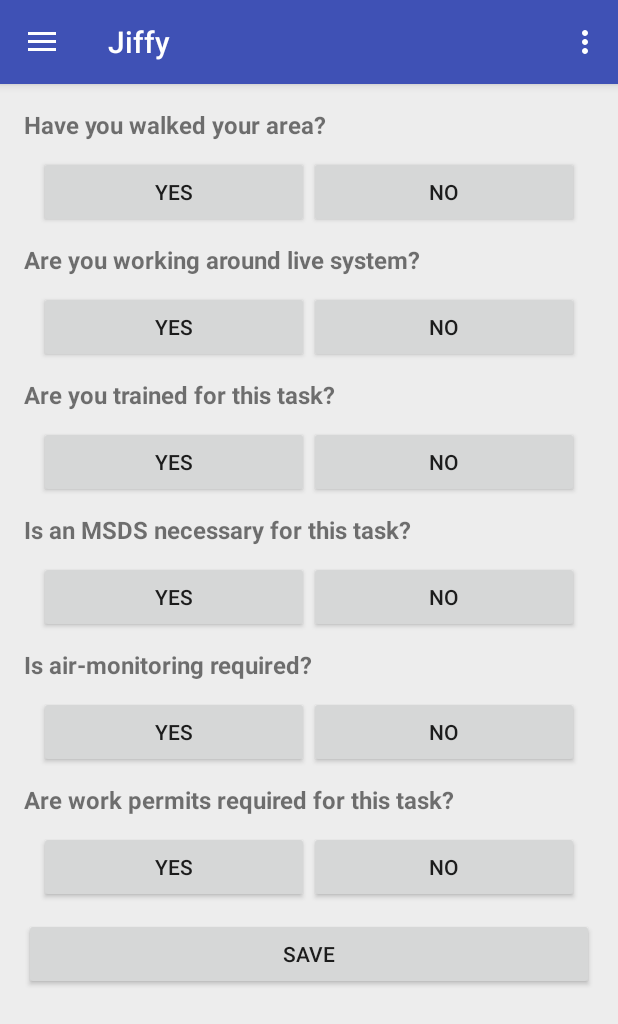
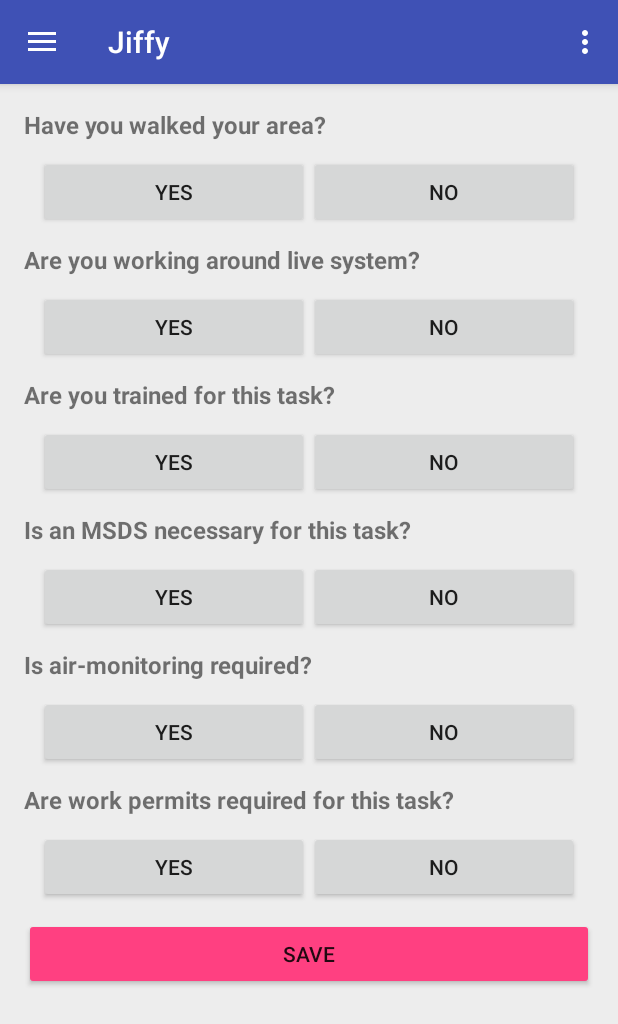
Before and after one commit to SumanBandopadhyay/IntelligentSurveyManagement, an Android app: the fragment EvaluatingWorkFragment placed in its activity, on a phone screen of 412 x 824 dp. Shown: the top 1024 px of the screen. Run offline under Robolectric (Android 15) with nearby library versions, the phone set to English and light mode, and no system bars; our stand-ins replace Room's generated code, RxJava; libraries missing offline, so code that uses them is left out: android.arch.persistence; 1 statement that could not run was skipped.

Commit message:
Author : Suman Bandopadhyay 24-07-2018 12:41 AM Desc : EvaluatingWorkFragment save button change

```diff
--- a/app/src/main/res/layout/fragment_evaluating_work.xml
+++ b/app/src/main/res/layout/fragment_evaluating_work.xml
@@ -274,7 +274,8 @@
                 android:id="@+id/btn_evaluating_work_save"
                 android:text="SAVE"
                 android:layout_width="match_parent"
-                android:layout_height="wrap_content" />
+                android:layout_height="wrap_content"
+                android:backgroundTint="@color/colorAccent"/>
 
 
         </LinearLayout>
```
